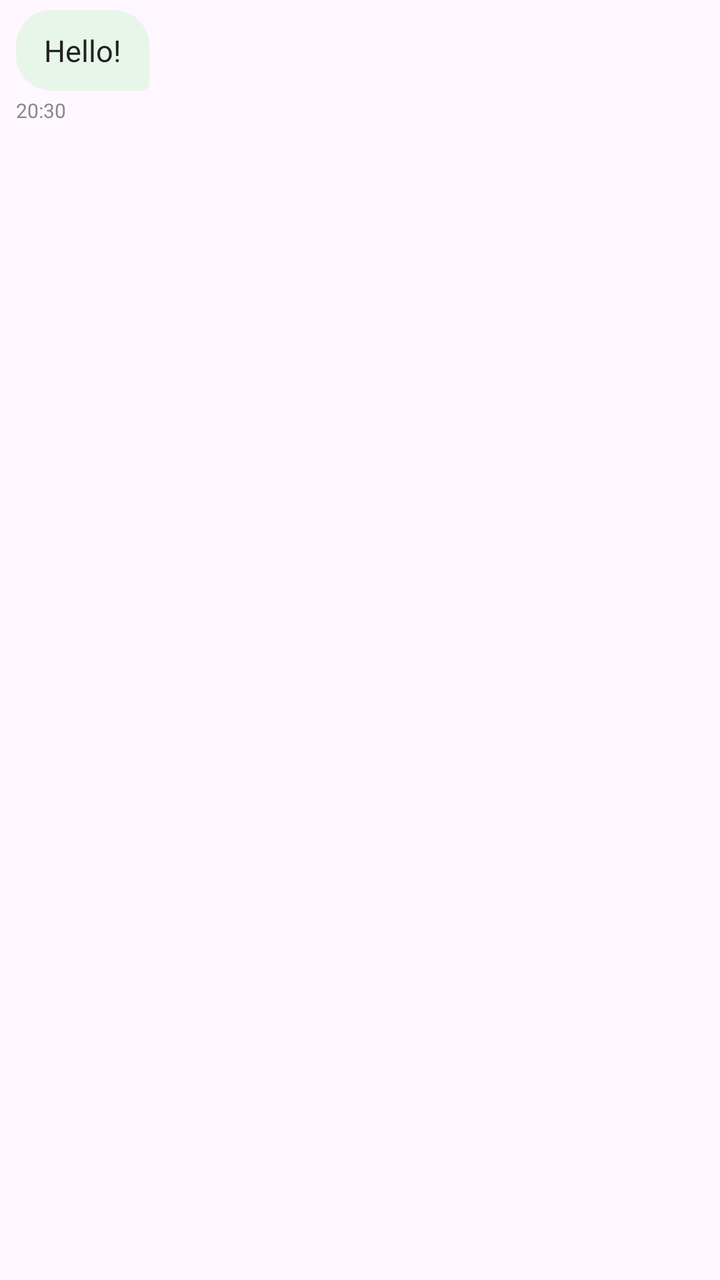
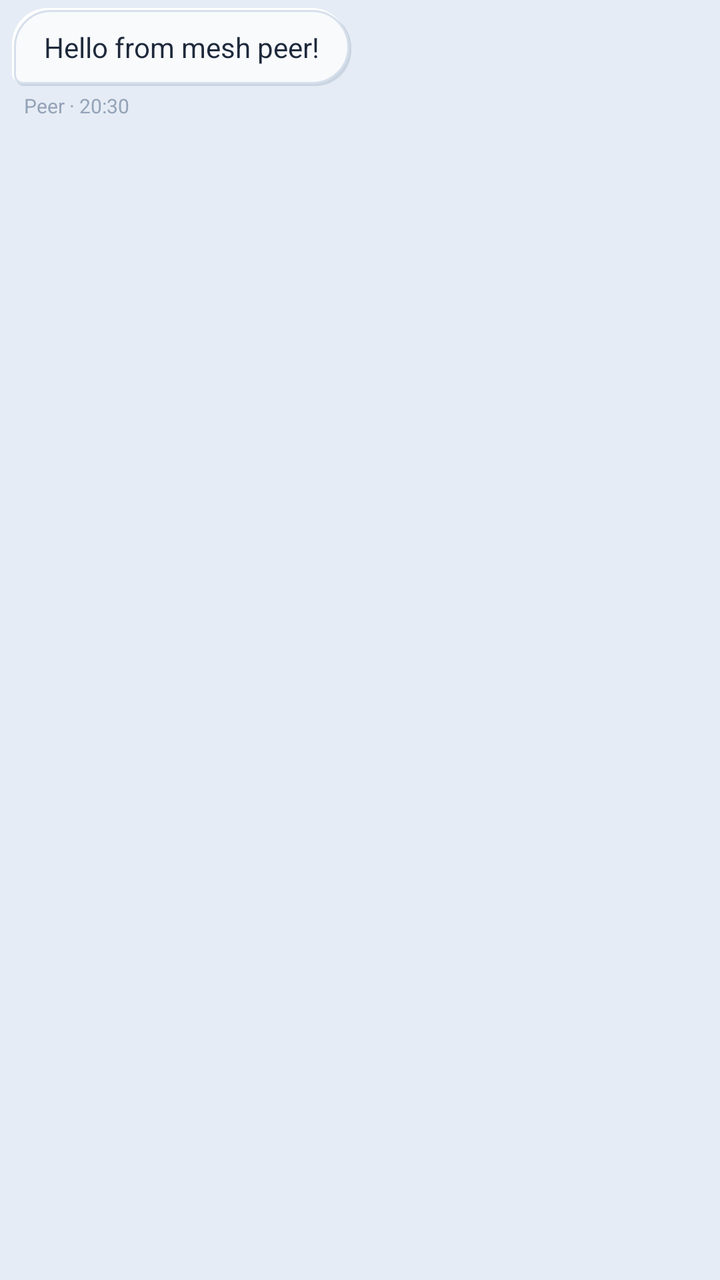

An Android layout rendered at two revisions. The XML below is the earlier revision; the diff shows what the commit changed to produce the second picture.
<!-- AndroidManifest.xml: application theme Theme.OMC -->
<!-- res/layout/item_message_received.xml -->
<?xml version="1.0" encoding="utf-8"?>
<LinearLayout xmlns:android="http://schemas.android.com/apk/res/android"
    android:layout_width="match_parent"
    android:layout_height="wrap_content"
    android:orientation="vertical"
    android:gravity="start"
    android:paddingStart="8dp"
    android:paddingTop="5dp"
    android:paddingEnd="40dp"
    android:paddingBottom="5dp">

    <TextView
        android:id="@+id/messageText"
        android:layout_width="wrap_content"
        android:layout_height="wrap_content"
        android:maxWidth="300dp"
        android:text="Hello!"
        android:textColor="#212121"
        android:textSize="15sp"
        android:paddingStart="14dp"
        android:paddingTop="10dp"
        android:paddingEnd="14dp"
        android:paddingBottom="10dp"
        android:background="@drawable/bg_message" />

    <TextView
        android:id="@+id/messageTime"
        android:layout_width="wrap_content"
        android:layout_height="wrap_content"
        android:layout_marginTop="3dp"
        android:text="20:30"
        android:textColor="#888888"
        android:textSize="10sp" />

</LinearLayout>
<!-- resources referenced by this layout -->
<resources>
  <!-- drawable bg_message (drawable) -->
  <?xml version="1.0" encoding="utf-8"?>
  <shape xmlns:android="http://schemas.android.com/apk/res/android"
      android:shape="rectangle">
  
      <solid android:color="#E8F5E9" />
  
      <corners
          android:topLeftRadius="18dp"
          android:topRightRadius="18dp"
          android:bottomLeftRadius="18dp"
          android:bottomRightRadius="4dp" />
  
      <padding
          android:left="14dp"
          android:top="10dp"
          android:right="14dp"
          android:bottom="10dp" />
  
  </shape>
  <style name="Theme.OMC" parent="Theme.Material3.DayNight.NoActionBar">
          <item name="colorPrimary">@color/purple_500</item>
          <item name="colorPrimaryVariant">@color/purple_700</item>
          <item name="colorOnPrimary">@color/white</item>
          <item name="colorSecondary">@color/teal_200</item>
          <item name="colorSecondaryVariant">@color/teal_700</item>
          <item name="colorOnSecondary">@color/black</item>
      </style>
  <color name="purple_500">#FF6200EE</color>
  <color name="purple_700">#FF3700B3</color>
  <color name="white">#FFFFFFFF</color>
  <color name="teal_200">#FF03DAC5</color>
  <color name="teal_700">#FF018786</color>
  <color name="black">#FF000000</color>
</resources>

<!-- the commit's change to res/layout/item_message_received.xml (unified diff, before → after) -->
@@ -4,32 +4,33 @@
     android:layout_height="wrap_content"
     android:orientation="vertical"
     android:gravity="start"
-    android:paddingStart="8dp"
-    android:paddingTop="5dp"
-    android:paddingEnd="40dp"
-    android:paddingBottom="5dp">
+    android:paddingStart="6dp"
+    android:paddingTop="4dp"
+    android:paddingEnd="48dp"
+    android:paddingBottom="4dp">
 
     <TextView
         android:id="@+id/messageText"
         android:layout_width="wrap_content"
         android:layout_height="wrap_content"
         android:maxWidth="300dp"
-        android:text="Hello!"
-        android:textColor="#212121"
-        android:textSize="15sp"
-        android:paddingStart="14dp"
+        android:text="Hello from mesh peer!"
+        android:textColor="@color/neu_text_primary"
+        android:textSize="14sp"
+        android:paddingStart="16dp"
         android:paddingTop="10dp"
-        android:paddingEnd="14dp"
+        android:paddingEnd="16dp"
         android:paddingBottom="10dp"
-        android:background="@drawable/bg_message" />
+        android:background="@drawable/bg_neu_bubble_received" />
 
     <TextView
         android:id="@+id/messageTime"
         android:layout_width="wrap_content"
         android:layout_height="wrap_content"
         android:layout_marginTop="3dp"
-        android:text="20:30"
-        android:textColor="#888888"
+        android:layout_marginStart="6dp"
+        android:text="Peer · 20:30"
+        android:textColor="@color/neu_text_tertiary"
         android:textSize="10sp" />
 
 </LinearLayout>
<!-- resource entries referenced after the edit -->
@@ -1,38 +1,81 @@
 <!-- resources referenced by this layout -->
 <resources>
-  <!-- drawable bg_message (drawable) -->
+  <color name="neu_text_primary">#1E293B</color>
+  <color name="neu_text_tertiary">#94A3B8</color>
+  <!-- drawable bg_neu_bubble_received (drawable) -->
   <?xml version="1.0" encoding="utf-8"?>
-  <shape xmlns:android="http://schemas.android.com/apk/res/android"
-      android:shape="rectangle">
+  <layer-list xmlns:android="http://schemas.android.com/apk/res/android">
+      
+      <item
+          android:left="2dp"
+          android:top="2dp"
+          android:right="0dp"
+          android:bottom="0dp">
+          <shape android:shape="rectangle">
+              <corners
+                  android:topLeftRadius="18dp"
+                  android:topRightRadius="18dp"
+                  android:bottomLeftRadius="4dp"
+                  android:bottomRightRadius="18dp" />
+              <solid android:color="@color/neu_dark_shadow_subtle" />
+          </shape>
+      </item>
   
-      <solid android:color="#E8F5E9" />
+      
+      <item
+          android:left="0dp"
+          android:top="0dp"
+          android:right="2dp"
+          android:bottom="2dp">
+          <shape android:shape="rectangle">
+              <corners
+                  android:topLeftRadius="18dp"
+                  android:topRightRadius="18dp"
+                  android:bottomLeftRadius="4dp"
+                  android:bottomRightRadius="18dp" />
+              <solid android:color="@color/neu_light_shadow" />
+          </shape>
+      </item>
   
-      <corners
-          android:topLeftRadius="18dp"
-          android:topRightRadius="18dp"
-          android:bottomLeftRadius="18dp"
-          android:bottomRightRadius="4dp" />
-  
-      <padding
-          android:left="14dp"
-          android:top="10dp"
-          android:right="14dp"
-          android:bottom="10dp" />
-  
-  </shape>
+      
+      <item
+          android:left="1dp"
+          android:top="1dp"
+          android:right="1dp"
+          android:bottom="1dp">
+          <shape android:shape="rectangle">
+              <corners
+                  android:topLeftRadius="18dp"
+                  android:topRightRadius="18dp"
+                  android:bottomLeftRadius="4dp"
+                  android:bottomRightRadius="18dp" />
+              <solid android:color="#F8FAFC" />
+              <stroke
+                  android:width="1dp"
+                  android:color="@color/neu_border" />
+          </shape>
+      </item>
+  </layer-list>
   <style name="Theme.OMC" parent="Theme.Material3.DayNight.NoActionBar">
-          <item name="colorPrimary">@color/purple_500</item>
-          <item name="colorPrimaryVariant">@color/purple_700</item>
-          <item name="colorOnPrimary">@color/white</item>
-          <item name="colorSecondary">@color/teal_200</item>
-          <item name="colorSecondaryVariant">@color/teal_700</item>
-          <item name="colorOnSecondary">@color/black</item>
+          <item name="colorPrimary">@color/neu_primary</item>
+          <item name="colorPrimaryVariant">@color/neu_primary_dark</item>
+          <item name="colorOnPrimary">@color/neu_text_on_primary</item>
+          <item name="colorSecondary">@color/neu_primary_light</item>
+          <item name="colorSecondaryVariant">@color/neu_primary_dark</item>
+          <item name="colorOnSecondary">@color/neu_text_primary</item>
+          <item name="android:windowBackground">@color/neu_background</item>
+          <item name="android:colorBackground">@color/neu_background</item>
+          <item name="android:statusBarColor">@color/neu_background</item>
+          <item name="android:windowLightStatusBar">true</item>
+          <item name="android:navigationBarColor">@color/neu_background</item>
       </style>
-  <color name="purple_500">#FF6200EE</color>
-  <color name="purple_700">#FF3700B3</color>
-  <color name="white">#FFFFFFFF</color>
-  <color name="teal_200">#FF03DAC5</color>
-  <color name="teal_700">#FF018786</color>
-  <color name="black">#FF000000</color>
+  <color name="neu_dark_shadow_subtle">#CAD5E2</color>
+  <color name="neu_light_shadow">#FFFFFF</color>
+  <color name="neu_border">#D6DFEB</color>
+  <color name="neu_primary">#3B82F6</color>
+  <color name="neu_primary_dark">#1D4ED8</color>
+  <color name="neu_text_on_primary">#FFFFFF</color>
+  <color name="neu_primary_light">#60A5FA</color>
+  <color name="neu_background">#E6ECF5</color>
 </resources>
 
